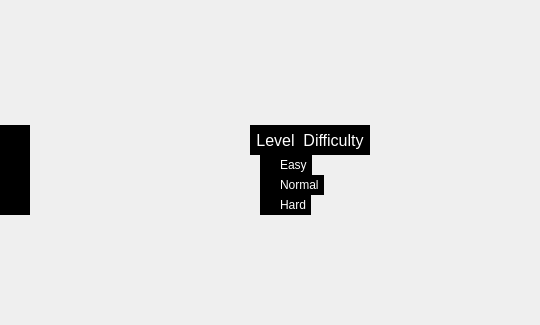
Qt form GUI/Settings.ui (Gulkanyan/Pac-Man) before a commit; both pictures show x 260 to 800 and y 325 to 650 of the 800 by 650 pixel window.
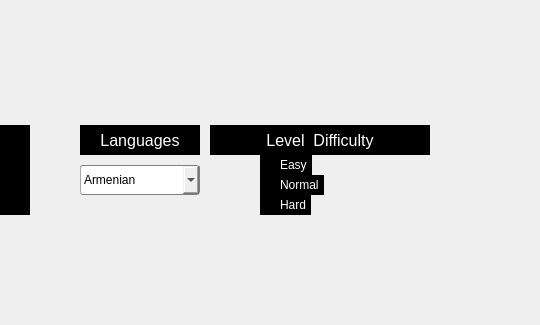
The same form after that commit.

What changed in the file:
```diff
--- a/GUI/Settings.ui
+++ b/GUI/Settings.ui
@@ -104,9 +104,9 @@
    <widget class="QLabel" name="LevelDifficulty">
     <property name="geometry">
      <rect>
-      <x>510</x>
+      <x>470</x>
       <y>450</y>
-      <width>120</width>
+      <width>220</width>
       <height>30</height>
      </rect>
     </property>
@@ -167,7 +167,7 @@
      <string>Back</string>
     </property>
    </widget>
-   <widget class="QWidget" name="">
+   <widget class="QWidget" name="layoutWidget">
     <property name="geometry">
      <rect>
       <x>520</x>
@@ -230,6 +230,75 @@
      </item>
     </layout>
    </widget>
+   <widget class="QLabel" name="LanguagesLabel">
+    <property name="geometry">
+     <rect>
+      <x>340</x>
+      <y>450</y>
+      <width>120</width>
+      <height>30</height>
+     </rect>
+    </property>
+    <property name="font">
+     <font>
+      <pointsize>12</pointsize>
+     </font>
+    </property>
+    <property name="styleSheet">
+     <string notr="true">background:black;
+color:white;</string>
+    </property>
+    <property name="text">
+     <string>Languages</string>
+    </property>
+    <property name="alignment">
+     <set>Qt::AlignCenter</set>
+    </property>
+   </widget>
+   <widget class="QComboBox" name="LangComboBox">
+    <property name="geometry">
+     <rect>
+      <x>340</x>
+      <y>490</y>
+      <width>120</width>
+      <height>30</height>
+     </rect>
+    </property>
+    <property name="styleSheet">
+     <string notr="true">background: qlineargradient(x1: 0, y1: 0, x2: 0, y2: 1,
+                                 stop: 0 #E1E1E1, stop: 0.4 #DDDDDD,
+                                 stop: 0.5 #D8D8D8, stop: 1.0 #D3D3D3);
+color: rgb(0, 0, 0);
+border: 1px solid gray;
+border-radius: 3px;
+padding: 1px 18px 1px 3px;
+
+ subcontrol-origin: padding;
+    subcontrol-position: top right;
+    width: 15px;
+	
+    border-left-width: 1px;
+    border-left-color: darkgray;
+    border-left-style: solid; /* just a single line */
+    border-top-right-radius: 3px; /* same radius as the QComboBox */
+    border-bottom-right-radius: 3px;</string>
+    </property>
+    <item>
+     <property name="text">
+      <string>Armenian</string>
+     </property>
+    </item>
+    <item>
+     <property name="text">
+      <string>Russian</string>
+     </property>
+    </item>
+    <item>
+     <property name="text">
+      <string>English</string>
+     </property>
+    </item>
+   </widget>
   </widget>
  </widget>
  <resources/>
```
